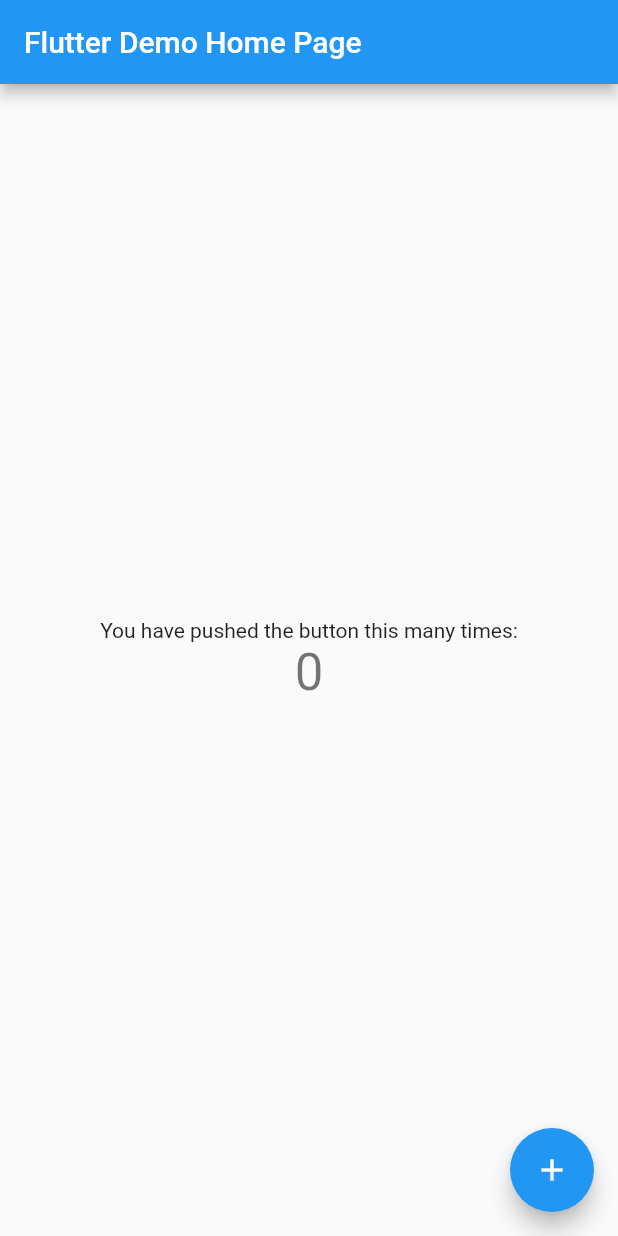
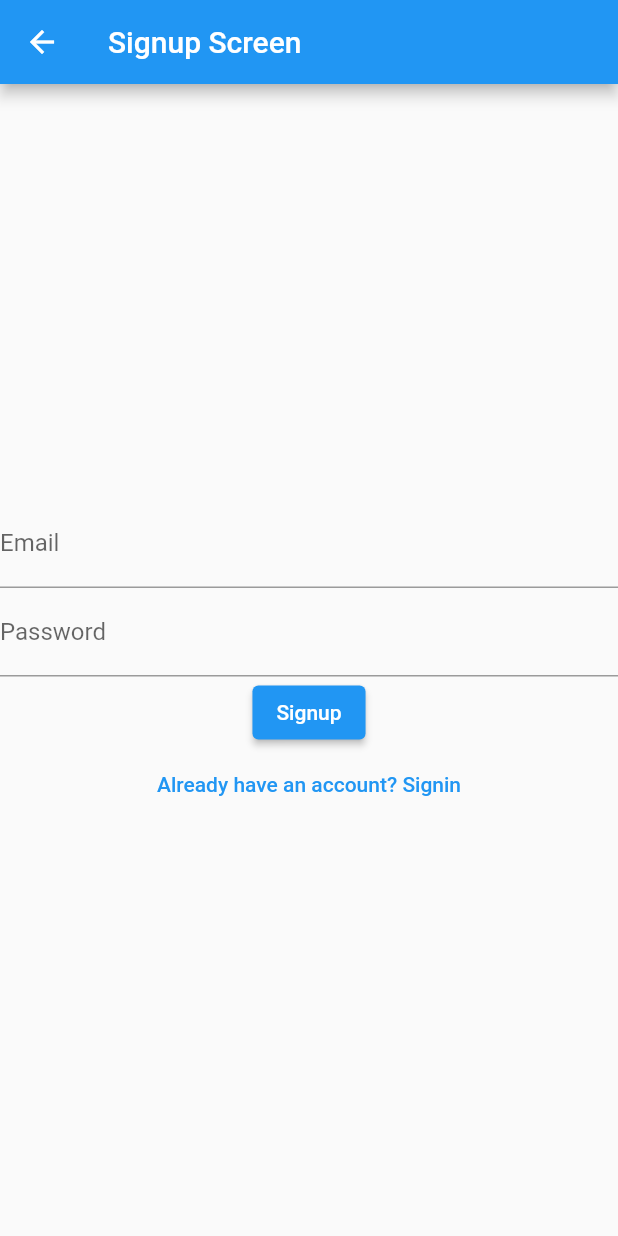
Before and after one commit to TaeBbong/kpc_shopping_mall, a Flutter app: the screen it shows after launch, on a phone screen of 412 x 824 dp. Run offline on Flutter 3.47's test engine with Material 2 defaults, Android fonts, the phone set to English and light mode, and no system bars; our stand-ins replace firebase_auth, firebase_core; accounts and stored records are empty; generated files the repository leaves out were written again.

Commit message:
feat: firebase signup & signin

```diff
--- a/lib/main.dart
+++ b/lib/main.dart
@@ -1,115 +1,36 @@
+import 'package:firebase_core/firebase_core.dart';
 import 'package:flutter/material.dart';
+import 'package:kpc_shopping/screens/screen_signin.dart';
 
-void main() {
+import 'firebase_options.dart';
+import 'screens/screen_home.dart';
+import 'screens/screen_signup.dart';
+
+void main() async {
+  // Initialize Firebase App
+  WidgetsFlutterBinding.ensureInitialized();
+  await Firebase.initializeApp(
+    options: DefaultFirebaseOptions.currentPlatform,
+  );
   runApp(const MyApp());
 }
 
 class MyApp extends StatelessWidget {
   const MyApp({super.key});
 
-  // This widget is the root of your application.
   @override
   Widget build(BuildContext context) {
     return MaterialApp(
       title: 'Flutter Demo',
       theme: ThemeData(
-        // This is the theme of your application.
-        //
-        // Try running your application with "flutter run". You'll see the
-        // application has a blue toolbar. Then, without quitting the app, try
-        // changing the primarySwatch below to Colors.green and then invoke
-        // "hot reload" (press "r" in the console where you ran "flutter run",
-        // or simply save your changes to "hot reload" in a Flutter IDE).
-        // Notice that the counter didn't reset back to zero; the application
-        // is not restarted.
         primarySwatch: Colors.blue,
       ),
-      home: const MyHomePage(title: 'Flutter Demo Home Page'),
+      initialRoute: '/signup',
+      routes: {
+        '/': (context) => const HomeScreen(),
+        '/signin': (context) => const SigninScreen(),
+        '/signup': (context) => const SignupScreen(),
+      },
     );
   }
 }
-
-class MyHomePage extends StatefulWidget {
-  const MyHomePage({super.key, required this.title});
-
-  // This widget is the home page of your application. It is stateful, meaning
-  // that it has a State object (defined below) that contains fields that affect
-  // how it looks.
-
-  // This class is the configuration for the state. It holds the values (in this
-  // case the title) provided by the parent (in this case the App widget) and
-  // used by the build method of the State. Fields in a Widget subclass are
-  // always marked "final".
-
-  final String title;
-
-  @override
-  State<MyHomePage> createState() => _MyHomePageState();
-}
-
-class _MyHomePageState extends State<MyHomePage> {
-  int _counter = 0;
-
-  void _incrementCounter() {
-    setState(() {
-      // This call to setState tells the Flutter framework that something has
-      // changed in this State, which causes it to rerun the build method below
-      // so that the display can reflect the updated values. If we changed
-      // _counter without calling setState(), then the build method would not be
-      // called again, and so nothing would appear to happen.
-      _counter++;
-    });
-  }
-
-  @override
-  Widget build(BuildContext context) {
-    // This method is rerun every time setState is called, for instance as done
-    // by the _incrementCounter method above.
-    //
-    // The Flutter framework has been optimized to make rerunning build methods
-    // fast, so that you can just rebuild anything that needs updating rather
-    // than having to individually change instances of widgets.
-    return Scaffold(
-      appBar: AppBar(
-        // Here we take the value from the MyHomePage object that was created by
-        // the App.build method, and use it to set our appbar title.
-        title: Text(widget.title),
-      ),
-      body: Center(
-        // Center is a layout widget. It takes a single child and positions it
-        // in the middle of the parent.
-        child: Column(
-          // Column is also a layout widget. It takes a list of children and
-          // arranges them vertically. By default, it sizes itself to fit its
-          // children horizontally, and tries to be as tall as its parent.
-          //
-          // Invoke "debug painting" (press "p" in the console, choose the
-          // "Toggle Debug Paint" action from the Flutter Inspector in Android
-          // Studio, or the "Toggle Debug Paint" command in Visual Studio Code)
-          // to see the wireframe for each widget.
-          //
-          // Column has various properties to control how it sizes itself and
-          // how it positions its children. Here we use mainAxisAlignment to
-          // center the children vertically; the main axis here is the vertical
-          // axis because Columns are vertical (the cross axis would be
-          // horizontal).
-          mainAxisAlignment: MainAxisAlignment.center,
-          children: <Widget>[
-            const Text(
-              'You have pushed the button this many times:',
-            ),
-            Text(
-              '$_counter',
-              style: Theme.of(context).textTheme.headlineMedium,
-            ),
-          ],
-        ),
-      ),
-      floatingActionButton: FloatingActionButton(
-        onPressed: _incrementCounter,
-        tooltip: 'Increment',
-        child: const Icon(Icons.add),
-      ), // This trailing comma makes auto-formatting nicer for build methods.
-    );
-  }
-}
--- /dev/null
+++ b/lib/screens/screen_signup.dart
@@ -0,0 +1,92 @@
+import 'package:firebase_auth/firebase_auth.dart';
+import 'package:flutter/material.dart';
+
+import 'screen_signin.dart';
+
+class SignupScreen extends StatefulWidget {
+  const SignupScreen({Key? key}) : super(key: key);
+
+  static const String routeName = '/signup';
+
+  @override
+  State<SignupScreen> createState() => _SignupScreenState();
+}
+
+// SignupScreen with Firebase authentication
+class _SignupScreenState extends State<SignupScreen> {
+  final TextEditingController _emailController = TextEditingController();
+  final TextEditingController _passwordController = TextEditingController();
+
+  bool _isSigningUp = false;
+
+  @override
+  Widget build(BuildContext context) {
+    return Scaffold(
+      appBar: AppBar(
+        title: const Text('Signup Screen'),
+      ),
+      body: Center(
+        child: Column(
+          mainAxisAlignment: MainAxisAlignment.center,
+          children: [
+            TextField(
+              controller: _emailController,
+              decoration: const InputDecoration(
+                labelText: 'Email',
+              ),
+            ),
+            TextField(
+              controller: _passwordController,
+              decoration: const InputDecoration(
+                labelText: 'Password',
+              ),
+            ),
+            if (_isSigningUp) const LinearProgressIndicator(),
+            ElevatedButton(
+              onPressed: () async {
+                setState(() {
+                  _isSigningUp = true;
+                });
+                try {
+                  await FirebaseAuth.instance.createUserWithEmailAndPassword(
+                    email: _emailController.text,
+                    password: _passwordController.text,
+                  );
+                  ScaffoldMessenger.of(context).showSnackBar(
+                    const SnackBar(
+                      content: Text('Successfully signed up!'),
+                    ),
+                  );
+                  Navigator.of(context).pushNamedAndRemoveUntil(
+                    SigninScreen.routeName,
+                    (route) => false,
+                  );
+                } on FirebaseAuthException catch (e) {
+                  ScaffoldMessenger.of(context).showSnackBar(
+                    SnackBar(
+                      content: Text(e.message ?? 'An error occurred!'),
+                    ),
+                  );
+                } finally {
+                  setState(() {
+                    _isSigningUp = false;
+                  });
+                }
+              },
+              child: const Text('Signup'),
+            ),
+            TextButton(
+              onPressed: () {
+                Navigator.of(context).pushNamedAndRemoveUntil(
+                  SigninScreen.routeName,
+                  (route) => false,
+                );
+              },
+              child: const Text('Already have an account? Signin'),
+            ),
+          ],
+        ),
+      ),
+    );
+  }
+}
```
Also changed, not shown: lib/screens/screen_home.dart (added, +24 -0 lines), lib/screens/screen_signin.dart (added, +90 -0 lines), pubspec.yaml (+4 -4 lines), pubspec.lock, 1 other file.
